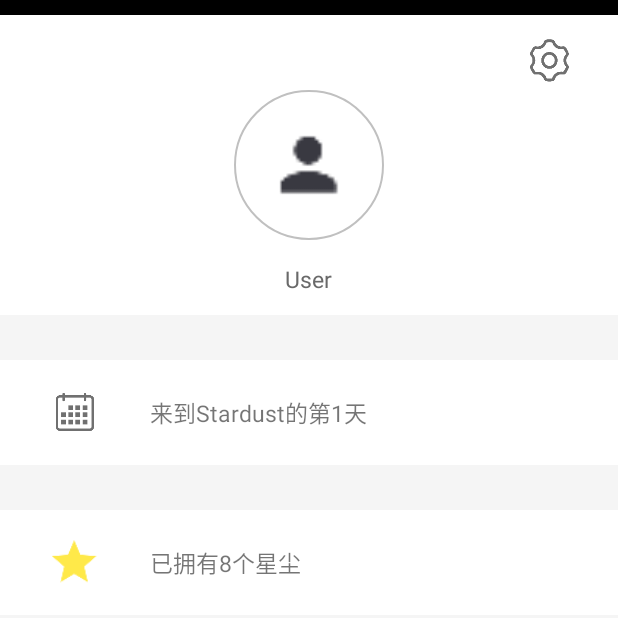
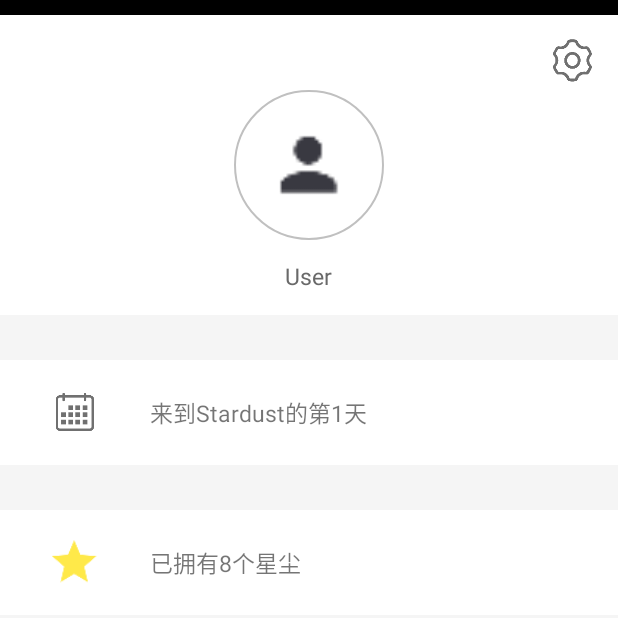
Before and after one commit to StardustProject/Stardust, an Android app: the fragment UserFragment shown on its own in the app's theme, on a phone screen of 412 x 824 dp, the top half of it. Run offline under Robolectric (Android 15) with nearby library versions, the phone set to English and light mode, and no system bars; our stand-ins replace CircleImageView.

Commit message:
feat(个人信息): 完成跳转逻辑
- 点击“齿轮”图标跳转到个人信息设置
- 点击“返回”图标回到个人信息详情
- 用碎片加载个人信息详情页面

```diff
--- a/Stardust/app/src/main/java/org/swsd/stardust/view/activity/LoginActivity.java
+++ b/Stardust/app/src/main/java/org/swsd/stardust/view/activity/LoginActivity.java
@@ -50,6 +50,7 @@ public class LoginActivity extends BaseActivity {
                 //点击按钮后跳转到主页面
                 Intent goToMain = new Intent(LoginActivity.this, MainActivity.class);
                 startActivity(goToMain);
+                finish();
             }
         });
 
--- a/Stardust/app/src/main/java/org/swsd/stardust/view/fragment/UserFragment.java
+++ b/Stardust/app/src/main/java/org/swsd/stardust/view/fragment/UserFragment.java
@@ -1,19 +1,21 @@
 package org.swsd.stardust.view.fragment;
 
+import android.content.Intent;
 import android.os.Bundle;
 import android.support.annotation.Nullable;
 import android.support.v4.app.Fragment;
 import android.view.LayoutInflater;
 import android.view.View;
 import android.view.ViewGroup;
+import android.widget.ImageView;
 
 import org.swsd.stardust.R;
 
 /**
- *     author : 熊立强
- *     time : 2017/11/11
- *     description : 用户碎片
- *     version : 1.0
+ * author : 胡俊钦
+ * time : 2017/11/12
+ * description : 用户碎片
+ * version : 1.0
  */
 public class UserFragment extends Fragment {
 
@@ -21,7 +23,19 @@ public class UserFragment extends Fragment {
     @Override
     public View onCreateView(LayoutInflater inflater, @Nullable ViewGroup container, @Nullable Bundle savedInstanceState) {
 
-        return inflater.inflate(R.layout.activity_my_information, null);
+        //加载动态布局
+        View view = inflater.inflate(R.layout.fragment_user, null);
 
+        //设置“齿轮”图标监听事件
+        ImageView ivSetting = view.findViewById(R.id.iv_my_setting);
+        ivSetting.setOnClickListener(new View.OnClickListener() {
+            @Override
+            public void onClick(View v) {
+                //点击按钮后跳转到个人信息设置页面
+                Intent goToSetting = new Intent("org.swsd.stardust.ACTION_START");
+                startActivity(goToSetting);
+            }
+        });
+        return view;
     }
 }
--- a/Stardust/app/src/main/res/layout/activity_information_setting.xml
+++ b/Stardust/app/src/main/res/layout/activity_information_setting.xml
@@ -25,6 +25,7 @@
             android:textSize="20dp" />
 
         <ImageView
+            android:id="@+id/iv_go_back"
             android:layout_width="35dp"
             android:layout_height="35dp"
             android:layout_gravity="center_vertical"
--- a/Stardust/app/src/main/res/layout/activity_my_information.xml
+++ b/Stardust/app/src/main/res/layout/fragment_user.xml
@@ -13,29 +13,19 @@
         android:background="@color/black">
     </LinearLayout>
 
-    <RelativeLayout xmlns:android="http://schemas.android.com/apk/res/android"
+    <FrameLayout xmlns:android="http://schemas.android.com/apk/res/android"
         xmlns:app="http://schemas.android.com/apk/res-auto"
         android:layout_width="match_parent"
         android:layout_height="200dp"
         android:background="@color/white"
-        android:orientation="horizontal"
-        android:padding="15dp">
-
-        <ImageView
-            android:id="@+id/iv_my_setting"
-            android:layout_width="30dp"
-            android:layout_height="30dp"
-            android:background="@drawable/ic_my_setting"
-            android:layout_alignParentTop="true"
-            android:layout_alignParentRight="true"
-            android:layout_marginRight="15dp"/>
+        android:orientation="horizontal">
 
         <de.hdodenhof.circleimageview.CircleImageView
             android:id="@+id/ic_my_user"
             android:layout_width="100dp"
             android:layout_height="100dp"
             android:src="@drawable/ic_user"
-            android:layout_centerInParent="true"
+            android:layout_gravity="center"
             app:civ_border_width="1dp"
             app:civ_border_overlay="true"
             app:civ_border_color="@color/silver"
@@ -45,14 +35,24 @@
             android:id="@+id/tv_my_user"
             android:layout_width="wrap_content"
             android:layout_height="wrap_content"
-            android:layout_centerInParent="true"
+            android:layout_gravity="center_horizontal|bottom"
             android:layout_marginTop="15dp"
+            android:layout_marginBottom="15dp"
             android:layout_below="@+id/ic_my_user"
             android:text="User"
             android:textSize="15dp"
             android:textColor="@color/dimGray" />
 
-    </RelativeLayout>
+        <ImageView
+            android:id="@+id/iv_my_setting"
+            android:layout_width="30dp"
+            android:layout_height="30dp"
+            android:background="@drawable/ic_my_setting"
+            android:layout_gravity="right"
+            android:layout_marginRight="15dp"
+            android:layout_marginTop="15dp" />
+
+    </FrameLayout>
 
     <LinearLayout
         android:layout_width="match_parent"
```
Also changed, not shown: Stardust/app/src/main/AndroidManifest.xml (+7 -7 lines), Stardust/app/src/main/java/org/swsd/stardust/view/activity/InformationSettingActivity.java (+12 -0 lines), Stardust/app/src/main/java/org/swsd/stardust/view/activity/MyInformationActivity.java (deleted, +0 -41 lines).
